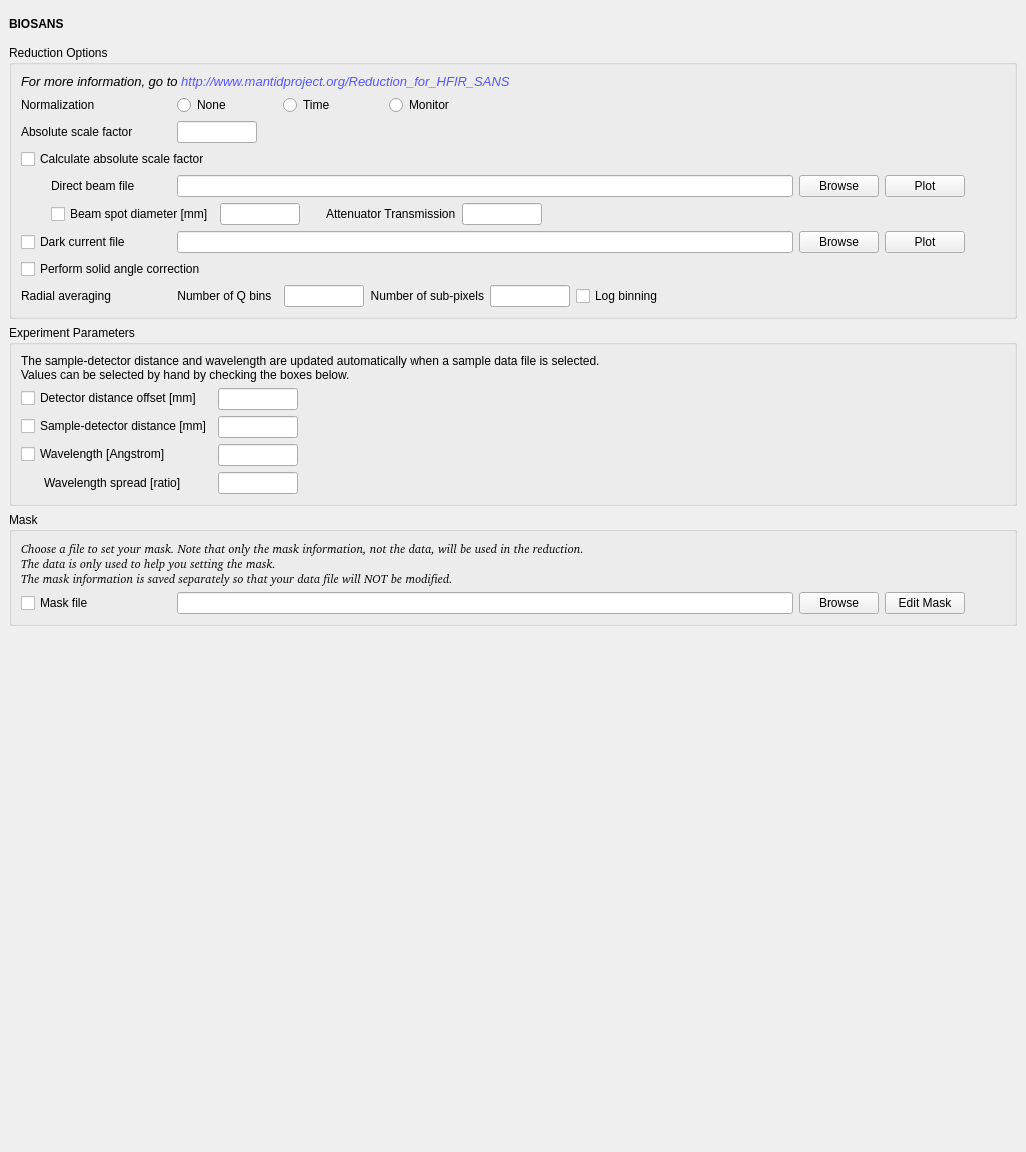
Qt form Code/Mantid/scripts/Interface/ui/sans/hfir_instrument.ui (mantidproject/mantid) before a commit.
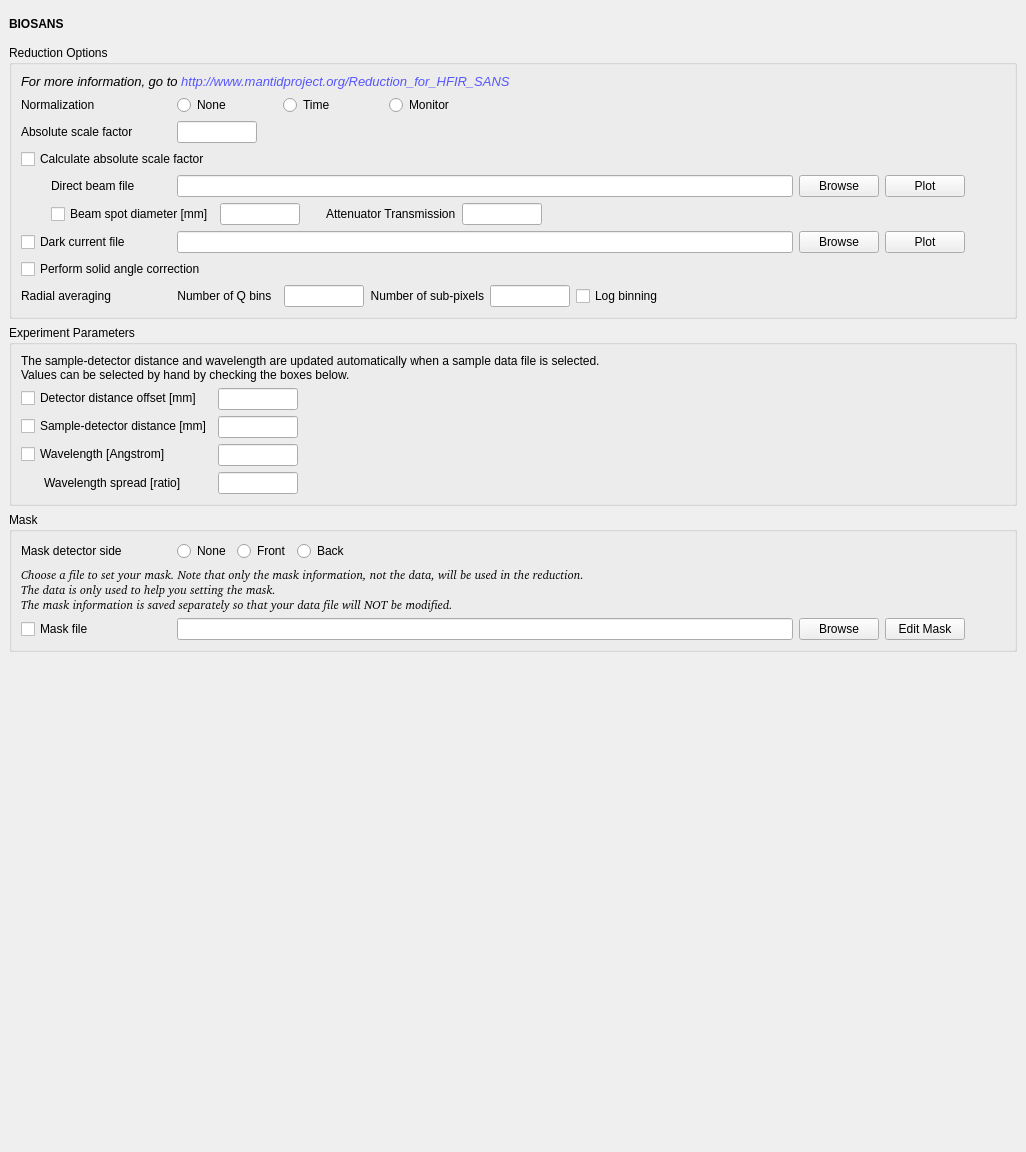
The same form after that commit.

Commit message: Re #10342 Add option to mask detector side

The edit to the form file:
```diff
--- a/Code/Mantid/scripts/Interface/ui/sans/hfir_instrument.ui
+++ b/Code/Mantid/scripts/Interface/ui/sans/hfir_instrument.ui
@@ -1052,6 +1052,72 @@
          <layout class="QVBoxLayout" name="verticalLayout_2">
           <item>
            <layout class="QVBoxLayout" name="verticalLayout_3">
+            <item>
+             <layout class="QHBoxLayout" name="mask_side_layout">
+              <item>
+               <widget class="QLabel" name="mask_side_label">
+                <property name="sizePolicy">
+                 <sizepolicy hsizetype="Preferred" vsizetype="Preferred">
+                  <horstretch>0</horstretch>
+                  <verstretch>0</verstretch>
+                 </sizepolicy>
+                </property>
+                <property name="minimumSize">
+                 <size>
+                  <width>150</width>
+                  <height>0</height>
+                 </size>
+                </property>
+                <property name="text">
+                 <string>Mask detector side</string>
+                </property>
+               </widget>
+              </item>
+              <item>
+               <widget class="QRadioButton" name="mask_side_none_radio">
+                <property name="toolTip">
+                 <string>Select to keep both sides of the detector active [default].</string>
+                </property>
+                <property name="text">
+                 <string>None</string>
+                </property>
+               </widget>
+              </item>
+              <item>
+               <widget class="QRadioButton" name="mask_side_front_radio">
+                <property name="toolTip">
+                 <string>Select to mask the front panel of the detector.</string>
+                </property>
+                <property name="text">
+                 <string>Front</string>
+                </property>
+               </widget>
+              </item>
+              <item>
+               <widget class="QRadioButton" name="mask_side_back_radio">
+                <property name="toolTip">
+                 <string>Select to mask the back panel of the detector.</string>
+                </property>
+                <property name="text">
+                 <string>Back</string>
+                </property>
+               </widget>
+              </item>
+              <item>
+               <spacer name="horizontalSpacer_6">
+                <property name="orientation">
+                 <enum>Qt::Horizontal</enum>
+                </property>
+                <property name="sizeHint" stdset="0">
+                 <size>
+                  <width>40</width>
+                  <height>20</height>
+                 </size>
+                </property>
+               </spacer>
+              </item>
+             </layout>
+            </item>
             <item>
              <widget class="QLabel" name="label_5">
               <property name="font">
```
The commit also changes 3 other files.
